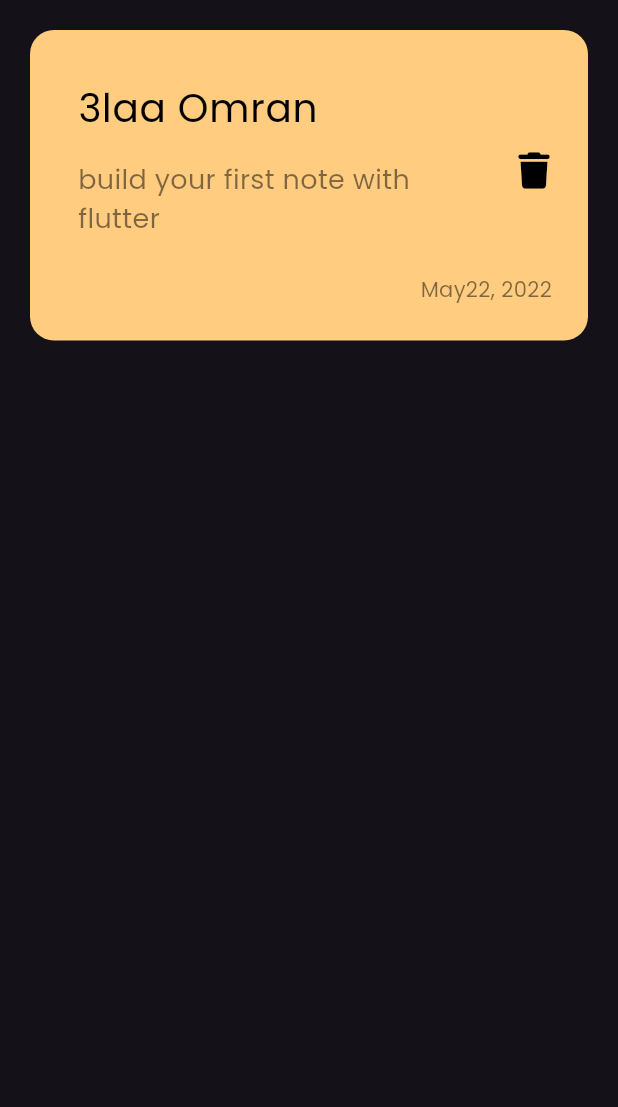
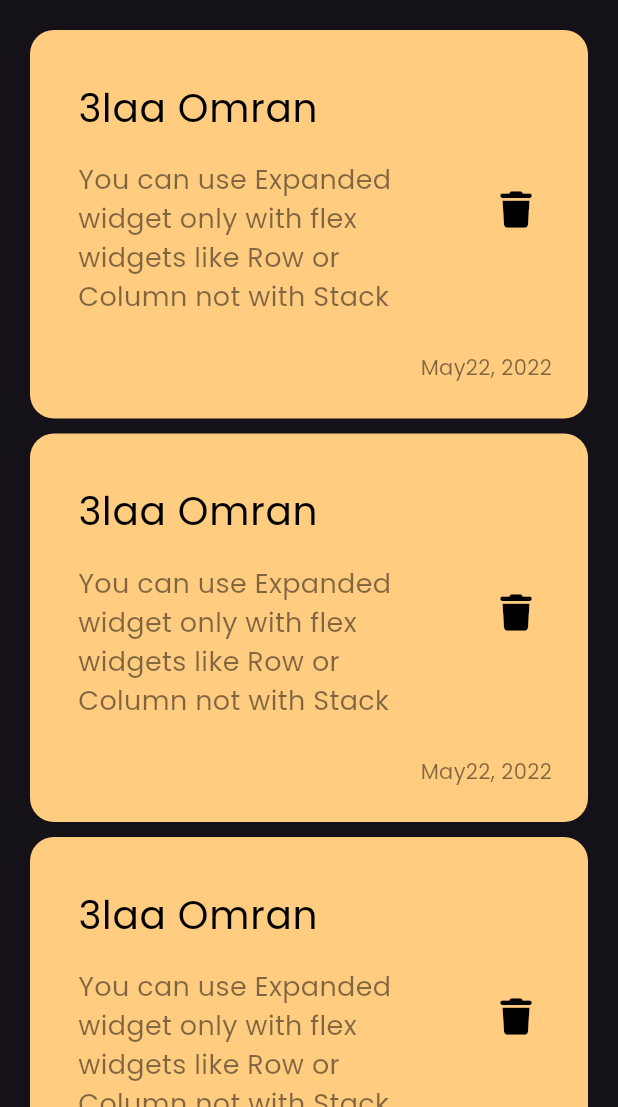
Before and after one commit to 3laaOmran/Notes_App, a Flutter app: the screen it shows after launch, on a phone screen of 412 x 824 dp, the part 129-1236 px from its top. Run offline on Flutter 3.47's test engine with Material 3 defaults, Android fonts, the phone set to English and light mode, and no system bars; our stand-ins replace font_awesome_flutter.

Commit message:
create list view body

```diff
--- a/lib/views/widgets/custom_note_item.dart
+++ b/lib/views/widgets/custom_note_item.dart
@@ -1,4 +1,3 @@
-
 import 'package:flutter/material.dart';
 import 'package:font_awesome_flutter/font_awesome_flutter.dart';
 
@@ -29,17 +28,20 @@ class NoteItem extends StatelessWidget {
                 vertical: 16,
               ),
               child: Text(
-                "build your first note with flutter",
+                "You can use Expanded widget only with flex widgets like Row or Column not with Stack",
                 style: TextStyle(
                   fontSize: 18,
                   color: Colors.black.withOpacity(0.5),
                 ),
               ),
             ),
-            trailing: Icon(
-              FontAwesomeIcons.trash,
-              color: Colors.black,
-              size: 24,
+            trailing:  IconButton(
+              onPressed: (){},
+              icon:const Icon(
+                FontAwesomeIcons.trash,
+                color: Colors.black,
+                size: 24,
+              ),
             ),
           ),
           Padding(
--- /dev/null
+++ b/lib/views/widgets/notes_list_view.dart
@@ -0,0 +1,20 @@
+import 'package:flutter/material.dart';
+
+import 'custom_note_item.dart';
+
+class NotesListView extends StatelessWidget {
+  const NotesListView({super.key});
+
+  @override
+  Widget build(BuildContext context) {
+    return ListView.separated(
+      itemCount: 10,
+      itemBuilder: (context, index) {
+        return const NoteItem();
+      },
+      separatorBuilder: (context, index) => const SizedBox(
+        height: 10,
+      ),
+    );
+  }
+}
--- a/lib/views/widgets/notes_view_body.dart
+++ b/lib/views/widgets/notes_view_body.dart
@@ -1,7 +1,8 @@
+import 'package:flutter/cupertino.dart';
 import 'package:flutter/material.dart';
 import 'package:flutter/widgets.dart';
 import 'package:notes_app/views/widgets/custom_appbar.dart';
-import 'package:notes_app/views/widgets/custom_note_item.dart';
+import 'package:notes_app/views/widgets/notes_list_view.dart';
 
 class NotesViewBody extends StatelessWidget {
   const NotesViewBody({super.key});
@@ -19,7 +20,7 @@ class NotesViewBody extends StatelessWidget {
           SizedBox(
             height: 20,
           ),
-          NoteItem(),
+          Expanded(child: NotesListView()),
         ],
       ),
     );
```
